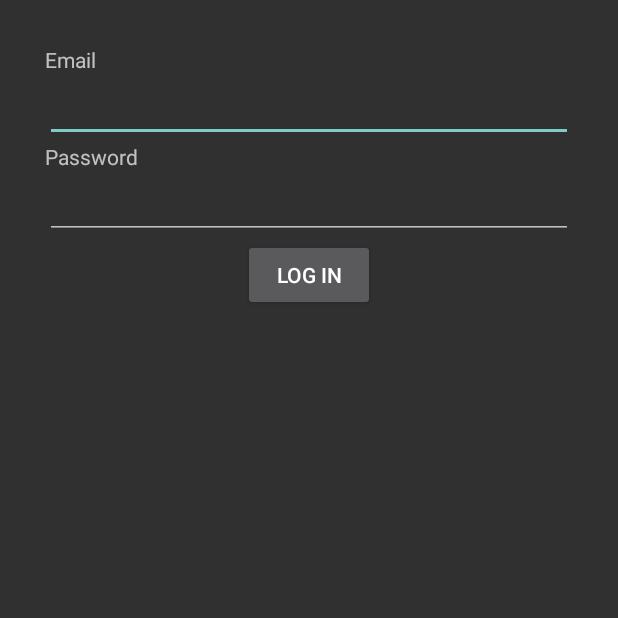
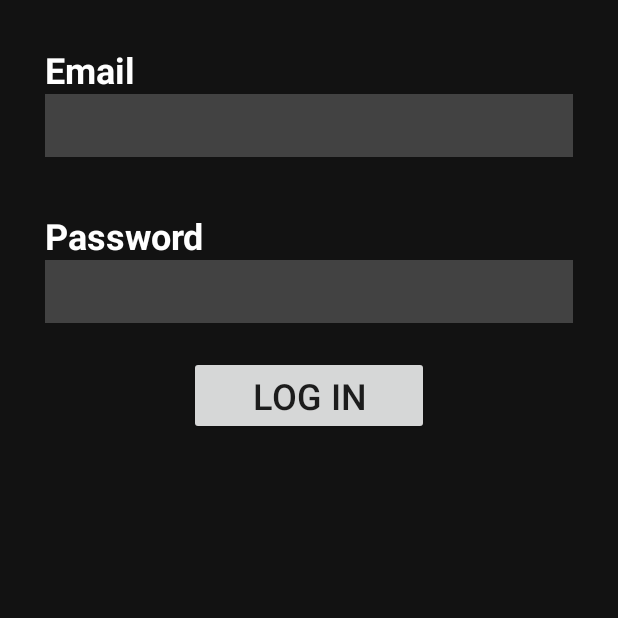
Before and after one commit to MohmedMonsef/Marioplex-Android, an Android app: the LoginActivity screen opened directly, with no data from a screen before it, on a phone screen of 412 x 824 dp, the top half of it. Run offline under Robolectric (Android 15) with nearby library versions, the phone set to English and light mode, and no system bars; Roboto replaces fonts that are not available here.

Commit message:
Login can now send login request

```diff
--- a/app/src/main/AndroidManifest.xml
+++ b/app/src/main/AndroidManifest.xml
@@ -1,11 +1,14 @@
 <?xml version="1.0" encoding="utf-8"?>
 <manifest xmlns:android="http://schemas.android.com/apk/res/android"
     package="com.example.spotify">
+
+    <uses-permission android:name="android.permission.INTERNET" />
 
     <application
         android:allowBackup="true"
         android:icon="@mipmap/ic_launcher"
         android:label="@string/app_name"
+        android:networkSecurityConfig="@xml/network_security_config"
         android:roundIcon="@mipmap/ic_launcher_round"
         android:supportsRtl="true"
         android:theme="@style/AppTheme">
@@ -23,7 +26,7 @@
 
         <activity
             android:name=".LoginActivity"
-            android:theme="@style/Theme.AppCompat.NoActionBar">
+            android:theme="@style/AppTheme">
         </activity>
 
 
--- /dev/null
+++ b/app/src/main/java/com/example/spotify/ApiSpotify.java
@@ -0,0 +1,14 @@
+package com.example.spotify;
+
+import okhttp3.RequestBody;
+import okhttp3.ResponseBody;
+import retrofit2.Call;
+import retrofit2.http.Body;
+import retrofit2.http.GET;
+import retrofit2.http.POST;
+import retrofit2.http.Query;
+
+public interface ApiSpotify {
+    @POST("Login")
+    Call<ResponseBody> login(@Body Credentials credentials);
+}
--- a/app/src/main/res/layout/activity_login.xml
+++ b/app/src/main/res/layout/activity_login.xml
@@ -4,45 +4,59 @@
     xmlns:tools="http://schemas.android.com/tools"
     android:layout_width="match_parent"
     android:layout_height="match_parent"
+    android:paddingHorizontal="30dp"
+    android:paddingTop="30dp"
     android:orientation="vertical"
-    android:layout_marginTop="30dp"
-    android:layout_marginHorizontal="30dp"
     android:windowActionBar="true"
+    android:background="#121212"
     tools:context=".LoginActivity">
 
 
     <TextView
         android:layout_width="match_parent"
         android:layout_height="wrap_content"
-        android:text="Email"/>
+        android:text="Email"
+        android:textSize="24sp"
+        android:textColor="@android:color/white"
+        android:textStyle="bold" />
 
     <EditText
-        android:id="@+id/username"
+        android:id="@+id/email"
         android:layout_width="match_parent"
-        android:layout_height="wrap_content"
+        android:layout_height="42dp"
+        android:background="#424242"
         android:inputType="textEmailAddress"
         android:selectAllOnFocus="true" />
 
     <TextView
         android:layout_width="match_parent"
         android:layout_height="wrap_content"
-        android:text="Password"/>
+        android:layout_marginTop="36dp"
+        android:textColor="@android:color/white"
+
+        android:text="Password"
+        android:textSize="24sp"
+        android:textStyle="bold" />
 
     <EditText
         android:id="@+id/password"
         android:layout_width="match_parent"
-        android:layout_height="wrap_content"
+        android:layout_height="42dp"
+        android:background="#424242"
         android:imeOptions="actionDone"
         android:inputType="textPassword"
         android:selectAllOnFocus="true" />
 
     <Button
         android:id="@+id/login"
-        android:layout_width="wrap_content"
+        android:layout_width="160dp"
         android:layout_height="wrap_content"
+        android:layout_gravity="center"
+        android:layout_marginTop="22dp"
         android:enabled="true"
-        android:layout_gravity="center"
-        android:text="Log in" />
+        android:text="Log in"
+        android:onClick="Login"
+        android:textSize="24sp" />
 
 
 </LinearLayout>
--- /dev/null
+++ b/app/src/main/res/xml/network_security_config.xml
@@ -0,0 +1,6 @@
+<?xml version="1.0" encoding="utf-8"?>
+<network-security-config>
+    <domain-config cleartextTrafficPermitted="true">
+        <domain includeSubdomains="true">192.168.1.37</domain>
+    </domain-config>
+</network-security-config>
```
Also changed, not shown: app/src/main/java/com/example/spotify/Credentials.java (added, +22 -0 lines), app/src/main/java/com/example/spotify/LoginActivity.java (+48 -0 lines), app/src/main/res/drawable-mdpi/log_in_button.png (added).
